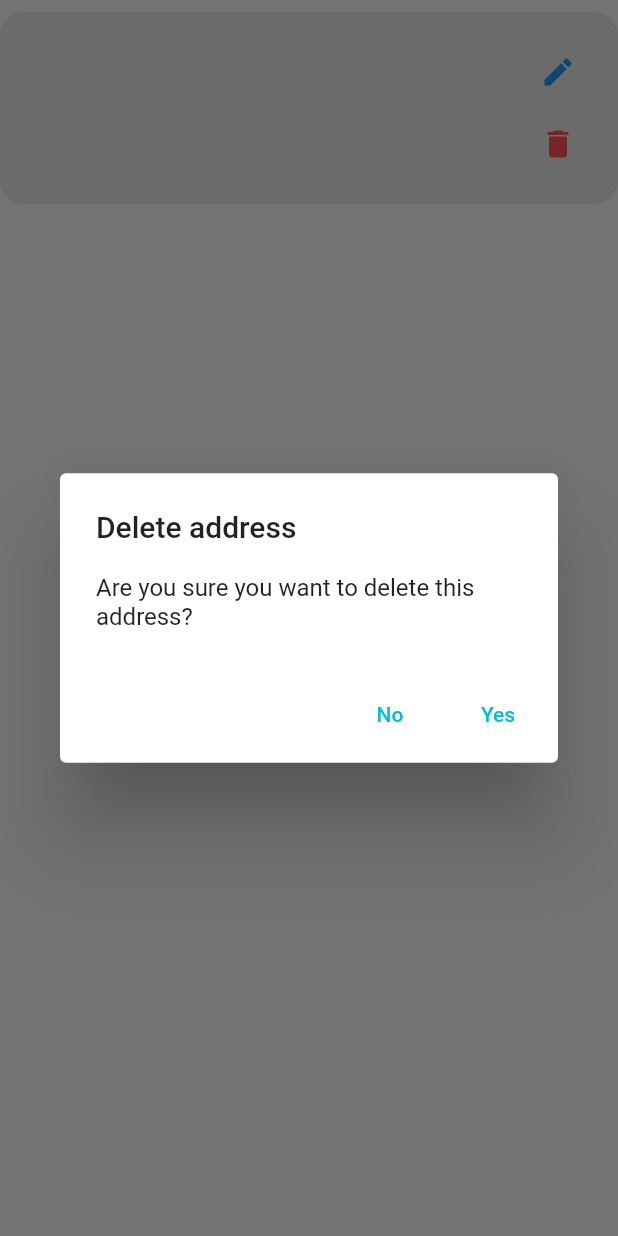
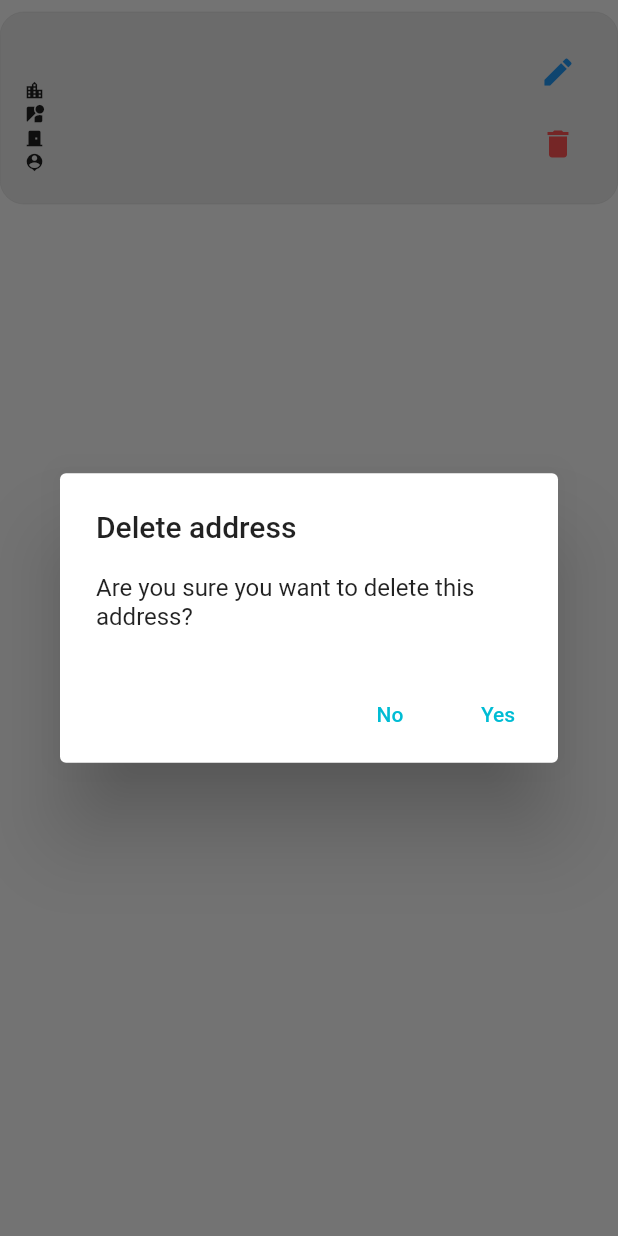
Before and after one commit to jordiugarte/flutter_technical_test, a Flutter app: the AddressTile widget shown alone on an empty page, opened directly with empty values, after a tap on the "delete" icon, on a phone screen of 412 x 824 dp. Run offline on Flutter 3.47's test engine with Material 2 defaults, Android fonts, the phone set to English and light mode, and no system bars; our stand-ins replace bloc, flutter_bloc, shared_preferences; accounts and stored records are empty.

Commit message:
Change in design

```diff
--- a/lib/utils/validators_helper.dart
+++ b/lib/utils/validators_helper.dart
@@ -3,7 +3,7 @@ class ValidatorsHelper {
     if (value == null) {
       return "Enter a valid name";
     }
-    if (!_isInsideRange(0, 128, value!)) {
+    if (!_isInsideRange(0, 128, value)) {
       return "Name must be less or equal than 128 characters";
     } else {
       return null;
@@ -14,7 +14,7 @@ class ValidatorsHelper {
     if (value == null) {
       return "Enter a valid street";
     }
-    if (!_isInsideRange(0, 128, value!)) {
+    if (!_isInsideRange(0, 128, value)) {
       return "Street must be less or equal than 128 characters";
     } else {
       return null;
@@ -25,7 +25,7 @@ class ValidatorsHelper {
     if (value == null) {
       return "Enter valid additional information";
     }
-    if (!_isInsideRange(0, 256, value!)) {
+    if (!_isInsideRange(0, 256, value)) {
       return "Additional information must be less or equal than 256 characters";
     } else {
       return null;
@@ -36,7 +36,7 @@ class ValidatorsHelper {
     if (value == null) {
       return "Enter a valid postal code";
     }
-    if (!_isInsideRange(0, 5, value!)) {
+    if (!_isInsideRange(0, 5, value)) {
       return "Postal Code must be less or equal than 5 characters";
     } else {
       return null;
@@ -47,7 +47,7 @@ class ValidatorsHelper {
     if (value == null) {
       return "Enter a valid municipality";
     }
-    if (!_isInsideRange(0, 64, value!)) {
+    if (!_isInsideRange(0, 64, value)) {
       return "Municipality must be less or equal than 64 characters";
     } else {
       return null;
--- a/lib/widgets/location_tile_widget.dart
+++ b/lib/widgets/location_tile_widget.dart
@@ -23,6 +23,10 @@ class AddressTile extends StatelessWidget {
         margin: const EdgeInsets.symmetric(vertical: 8),
         shape: RoundedRectangleBorder(
           borderRadius: BorderRadius.circular(16),
+          side: addressModel.mark
+              ? const BorderSide(color: Colors.blueAccent, width: 2)
+              : const BorderSide(
+                  color: Color.fromARGB(31, 122, 122, 122), width: 0),
         ),
         child: Container(
           height: 128,
@@ -31,7 +35,65 @@ class AddressTile extends StatelessWidget {
             crossAxisAlignment: CrossAxisAlignment.start,
             mainAxisAlignment: MainAxisAlignment.spaceBetween,
             children: [
-              Text(addressModel.name),
+              Column(
+                mainAxisAlignment: MainAxisAlignment.start,
+                crossAxisAlignment: CrossAxisAlignment.start,
+                children: [
+                  Text(
+                    addressModel.name,
+                    style: const TextStyle(
+                        fontWeight: FontWeight.bold, fontSize: 24),
+                  ),
+                  Row(
+                    children: [
+                      const Icon(
+                        Icons.location_city,
+                        size: 14,
+                      ),
+                      const SizedBox(
+                        width: 8,
+                      ),
+                      Text(addressModel.municipality)
+                    ],
+                  ),
+                  Row(
+                    children: [
+                      const Icon(
+                        Icons.streetview_outlined,
+                        size: 14,
+                      ),
+                      const SizedBox(
+                        width: 8,
+                      ),
+                      Text(addressModel.street)
+                    ],
+                  ),
+                  Row(
+                    children: [
+                      const Icon(
+                        Icons.door_front_door,
+                        size: 14,
+                      ),
+                      const SizedBox(
+                        width: 8,
+                      ),
+                      Text(addressModel.postalCode)
+                    ],
+                  ),
+                  Row(
+                    children: [
+                      const Icon(
+                        Icons.location_history,
+                        size: 14,
+                      ),
+                      const SizedBox(
+                        width: 8,
+                      ),
+                      Text(addressModel.settlement)
+                    ],
+                  ),
+                ],
+              ),
               Column(
                 children: [
                   IconButton(
@@ -70,7 +132,10 @@ class AddressTile extends StatelessWidget {
     );
     Widget continueButton = TextButton(
       child: const Text("Yes"),
-      onPressed: () => savedAddressesCubit.deleteAddress(addressModel.id),
+      onPressed: () {
+        savedAddressesCubit.deleteAddress(addressModel.id);
+        Navigator.pop(context);
+      },
     );
     AlertDialog alert = AlertDialog(
       title: const Text("Delete address"),
```
